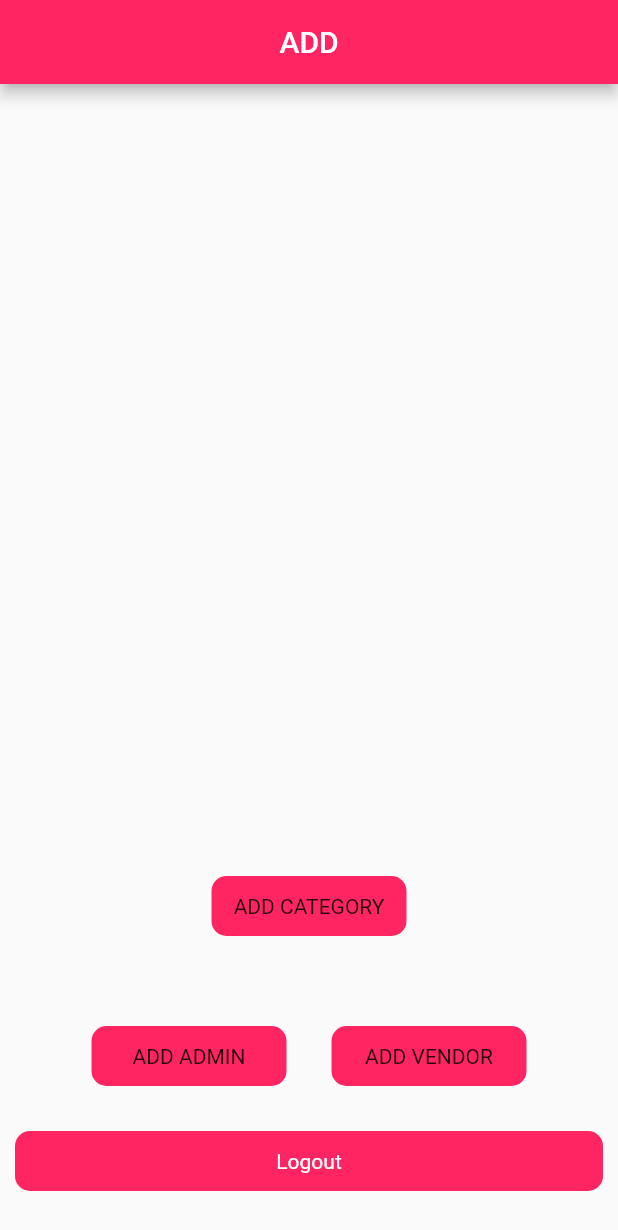
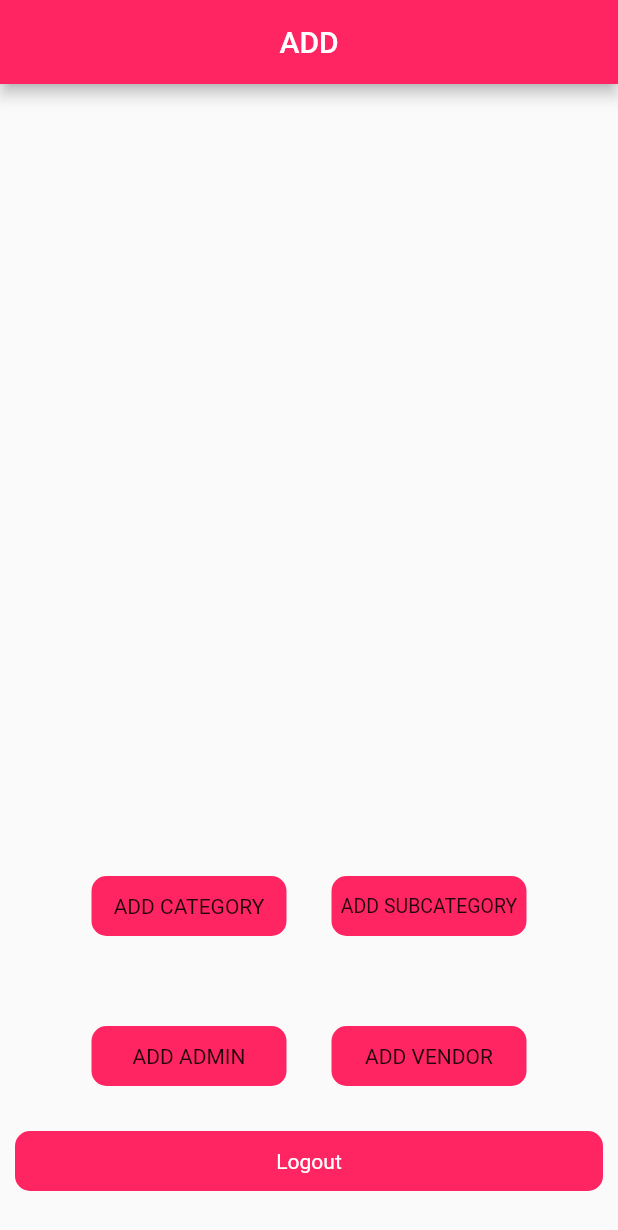
Before and after one commit to ktelfah/CardsApp, a Flutter app: the AddAdminCustomerCards screen opened directly, on a phone screen of 412 x 824 dp. Shown: the top 1230 px of the screen. Run offline on Flutter 3.47's test engine with Material 2 defaults, Android fonts, the light colour scheme and no system bars; our stand-ins replace cloud_firestore, equatable, firebase_core, firebase_storage, flutter_bloc, flutter_svg and 2 more; missing offline and left inert: flutter_string_encryption; accounts and stored records are empty.

Commit message:
- Sub Category Added Done

```diff
--- a/lib/bloc/cards_event.dart
+++ b/lib/bloc/cards_event.dart
@@ -89,12 +89,41 @@ class ResetAddCustomer extends FirebaseEvent {
   List<Object> get props => [];
 }
 
+//========================================================================//
+//Add SubCategory
+class FetchAddSubCategory extends FirebaseEvent {
+  final categoryId;
+  final name;
+  final price;
+  final quantity;
+  final description;
+
+  FetchAddSubCategory(
+    this.categoryId,
+    this.name,
+    this.price,
+    this.quantity,
+    this.description,
+  );
+
+  List<Object> get props => [];
+}
+
+class ResetAddSubCategory extends FirebaseEvent {
+  const ResetAddSubCategory();
+
+  @override
+  List<Object> get props => [];
+}
+
 //==============================================================//
 // ADD CATEGORY
 class FetchAddCategory extends FirebaseEvent {
   final categoryName;
 
-  FetchAddCategory(this.categoryName);
+  FetchAddCategory(
+    this.categoryName,
+  );
 
   List<Object> get props => [];
 }
--- a/lib/bloc/cards_state.dart
+++ b/lib/bloc/cards_state.dart
@@ -78,6 +78,23 @@ class AddCustomerLoaded extends FirebaseState {
 }
 
 class AddCustomerError extends FirebaseState {}
+
+//==================================================================================//
+//Add SubCategory
+class AddSubCategoryEmpty extends FirebaseState {}
+
+class AddSubCategoryLoading extends FirebaseState {}
+
+class AddSubCategoryLoaded extends FirebaseState {
+  final SubCategory subCategory;
+
+  const AddSubCategoryLoaded({this.subCategory});
+
+  @override
+  List<Object> get props => [];
+}
+
+class AddSubCategoryError extends FirebaseState {}
 
 //=================================================================================//
 //Add Category
--- a/lib/models/categories.dart
+++ b/lib/models/categories.dart
@@ -1,10 +1,16 @@
 class Category {
   String categoryName;
+  String categoryId;
 
-  Category({this.categoryName});
+  Category({this.categoryName, this.categoryId});
 
-  factory Category.fromJson(Map<dynamic, dynamic> json) =>
-      new Category(categoryName: json["categoryName"]);
+  factory Category.fromJson(Map<dynamic, dynamic> json) => new Category(
+        categoryName: json["categoryName"],
+        categoryId: json["categoryId"],
+      );
 
-  Map<dynamic, dynamic> toJson() => {"categoryName": categoryName};
+  Map<dynamic, dynamic> toJson() => {
+        "categoryName": categoryName,
+        "categoryId": categoryId,
+      };
 }
--- a/lib/models/subCategory.dart
+++ b/lib/models/subCategory.dart
@@ -1,5 +1,4 @@
 class SubCategory {
-  String subCategoryId;
   String categoryId;
   String name;
   String price;
@@ -8,8 +7,7 @@ class SubCategory {
   String description;
 
   SubCategory(
-      {this.subCategoryId,
-      this.categoryId,
+      {this.categoryId,
       this.name,
       this.price,
       this.quantity,
@@ -17,22 +15,20 @@ class SubCategory {
       this.description});
 
   factory SubCategory.fromJson(Map<dynamic, dynamic> json) => new SubCategory(
-        subCategoryId: json["subCategoryId"],
         categoryId: json["categoryId"],
-        uniqid: json["uniqid"],
         name: json["name"],
         price: json["price"],
         quantity: json["quantity"],
+        uniqid: json["uniqid"],
         description: json["description"],
       );
 
   Map<dynamic, dynamic> toJson() => {
-        "subCategoryId": subCategoryId,
         "categoryId": categoryId,
         "name": name,
-        "uniqid": uniqid,
         "price": price,
         "quantity": quantity,
+        "uniqid": uniqid,
         "description": description,
       };
 }
--- a/lib/repository/cards_repository.dart
+++ b/lib/repository/cards_repository.dart
@@ -41,10 +41,19 @@ class FirebaseRepository {
   }
 
   //=============================================================================//
+  // Add SubCategory
+  Future<SubCategory> addSubCategory(String categoryId, String name,
+      String price, String quantity, String description) async {
+    return await firebaseApiClient.addSubCategory(
+        categoryId, name, price, quantity, description);
+  }
+
+  //=============================================================================//
   // ADD CATEGORY
   Future<Category> addCategory(String categoryName) async {
     return await firebaseApiClient.addCategory(categoryName);
   }
+
   //=============================================================================//
 
   // Fetch Cards
--- a/lib/screens/add_admin_customer_cards.dart
+++ b/lib/screens/add_admin_customer_cards.dart
@@ -8,6 +8,7 @@ import 'package:cards_app/repository/cards_repository.dart';
 import 'package:cards_app/screens/add_admin.dart';
 import 'package:cards_app/screens/add_cards.dart';
 import 'package:cards_app/screens/add_customer.dart';
+import 'package:cards_app/screens/add_subcategory.dart';
 import 'package:cards_app/screens/add_vendor.dart';
 import 'package:cards_app/screens/customer_list.dart';
 import 'package:flutter/material.dart';
@@ -100,11 +101,11 @@ class _AddAdminCustomerCardsState extends State<AddAdminCustomerCards> {
               Column(
                 children: [
                   //=========================================================================================//
-                  Row(
-                    mainAxisAlignment: MainAxisAlignment.center,
-                    children: [
-                      isadmin
-                          ? GestureDetector(
+                  isadmin
+                      ? Row(
+                          mainAxisAlignment: MainAxisAlignment.center,
+                          children: [
+                            GestureDetector(
                               onTap: () {
                                 Navigator.of(context).push(MaterialPageRoute(
                                     builder: (_) => BlocProvider.value(
@@ -121,10 +122,35 @@ class _AddAdminCustomerCardsState extends State<AddAdminCustomerCards> {
                                 ),
                                 child: Center(child: Text("ADD CATEGORY")),
                               ),
-                            )
-                          : Container(),
-                    ],
-                  ),
+                            ),
+                            SizedBox(
+                              width: 30,
+                            ),
+                            GestureDetector(
+                              onTap: () {
+                                Navigator.of(context).push(MaterialPageRoute(
+                                    builder: (_) => BlocProvider.value(
+                                        value: BlocProvider.of<FirebaseBloc>(
+                                            context),
+                                        child: AddSubCategory())));
+                              },
+                              child: Container(
+                                height: 40,
+                                width: 130,
+                                decoration: BoxDecoration(
+                                  borderRadius: BorderRadius.circular(10),
+                                  color: Color(0xFFFF2562),
+                                ),
+                                child: Center(
+                                    child: Text(
+                                  "ADD SUBCATEGORY",
+                                  style: TextStyle(fontSize: 13),
+                                )),
+                              ),
+                            ),
+                          ],
+                        )
+                      : Container(),
                   // ========================================================================================//
                   Row(
                     mainAxisAlignment: MainAxisAlignment.center,
--- a/lib/screens/add_cards.dart
+++ b/lib/screens/add_cards.dart
@@ -44,11 +44,7 @@ class _AddCardState extends State<AddCard> {
       });
     });
     setState(() {
-      firestoreInstance
-          .collection("categories")
-          .where("vendorId", isEqualTo: "fQsKDiB3jJJfRZafZw6w")
-          .get()
-          .then((querySnapshot) {
+      firestoreInstance.collection("categories").get().then((querySnapshot) {
         querySnapshot.docs.forEach((result) {
           ddd.add(result.get('categoryName'));
           setState(() {});
--- a/lib/screens/add_category.dart
+++ b/lib/screens/add_category.dart
@@ -80,7 +80,9 @@ class _AddCategoryState extends State<AddCategory> {
                         TextButton(
                           onPressed: () {
                             BlocProvider.of<FirebaseBloc>(context)
-                                .add(FetchAddCategory(controller.text));
+                                .add(FetchAddCategory(
+                              controller.text,
+                            ));
                             Navigator.pop(context);
                             setState(() {
                               if (ddd.isNotEmpty) {
```
Also changed, not shown: lib/bloc/cards_bloc.dart (+27 -2 lines), lib/repository/cards_api.dart (+30 -1 lines), lib/screens/add_subcategory.dart (added, +336 -0 lines).
